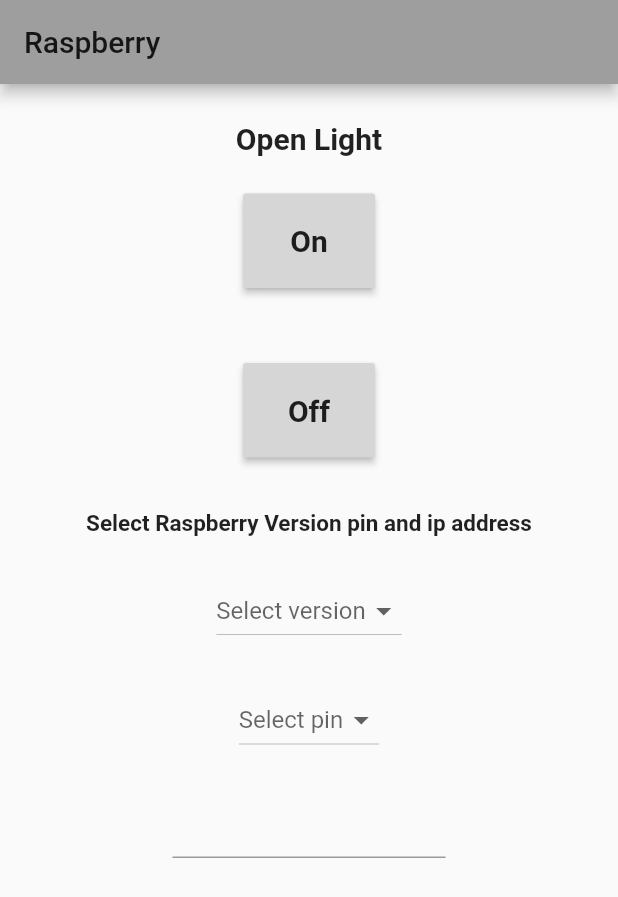
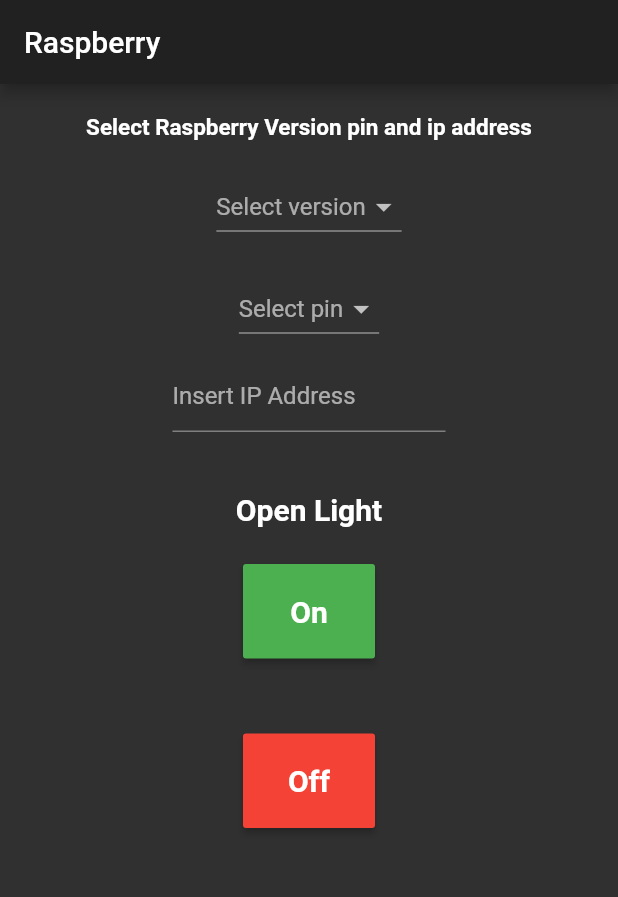
Before and after one commit to lassjr/SwitchApp, a Flutter app: the screen it shows after launch, on a phone screen of 412 x 824 dp. Shown: the top 897 px of the screen. Run offline on Flutter 3.47's test engine with Material 2 defaults, Android fonts, the phone set to English and light mode, and no system bars.

```diff
--- a/lib/main.dart
+++ b/lib/main.dart
@@ -9,9 +9,7 @@ class MyApp extends StatelessWidget {
     return new MaterialApp(
       debugShowCheckedModeBanner: false,
       title: 'Raspberry',
-      theme: new ThemeData(
-        primarySwatch: Colors.grey,
-      ),
+      theme: new ThemeData.dark(),
       home: MyHomePage(),
     );
   }
@@ -105,14 +103,60 @@ class _MyHomePageState extends State<MyHomePage> {
     loadData();
     loadPin();
     return new Scaffold(
-      appBar: new AppBar(
-        title: new Text("Raspberry"),
-      ),
+      resizeToAvoidBottomPadding: false,
+      appBar: new AppBar(title: new Text("Raspberry")),
       body: Center(
         child: Column(
           children: [
             Container(
-              margin: const EdgeInsets.only(top: 25.0),
+              margin: const EdgeInsets.only(top: 20.0),
+              child: Text(
+                "Select Raspberry Version pin and ip address",
+                style: TextStyle(fontWeight: FontWeight.bold, fontSize: 15.0),
+              ),
+            ),
+            Container(
+              margin: const EdgeInsets.only(top: 20.0),
+              child: Center(
+                child: DropdownButton(
+                    //style: TextStyle(color: Colors.yellowAccent[700]),
+                    items: listDrop,
+                    value: selectedVersionRaspberry,
+                    hint: new Text('Select version'),
+                    onChanged: (value) {
+                      selectedVersionRaspberry = value;
+                      setState(() {});
+                    }),
+              ),
+            ),
+            Container(
+              margin: const EdgeInsets.only(top: 20.0),
+              child: Center(
+                child: DropdownButton(
+                    //style: TextStyle(color: Colors.yellowAccent[700]),
+                    items: listPin,
+                    value: raspberryPin,
+                    hint: new Text('Select pin'),
+                    onChanged: (value) {
+                      raspberryPin = value;
+                      setState(() {});
+                    }),
+              ),
+            ),
+            Container(
+              margin:
+                  const EdgeInsets.only(top: 10.0, left: 115.0, right: 115.0),
+              child: Center(
+                child: TextField(
+                  onChanged: (String value) {
+                    onChanged(value);
+                  },
+                  decoration: InputDecoration(hintText: 'Insert IP Address'),
+                ),
+              ),
+            ),
+            Container(
+              margin: const EdgeInsets.only(top: 40.0),
               child: Text(
                 "Open Light",
                 style: TextStyle(fontWeight: FontWeight.bold, fontSize: 20.0),
@@ -126,7 +170,7 @@ class _MyHomePageState extends State<MyHomePage> {
                   "On",
                   style: TextStyle(fontWeight: FontWeight.bold, fontSize: 20.0),
                 ),
-                color: Colors.grey[350],
+                color: Colors.green,
                 onPressed: () {
                   _onOff(
                       selectedVersionRaspberry, raspberryPin, "on", ipServer);
@@ -141,53 +185,11 @@ class _MyHomePageState extends State<MyHomePage> {
                   "Off",
                   style: TextStyle(fontWeight: FontWeight.bold, fontSize: 20.0),
                 ),
-                color: Colors.grey[350],
+                color: Colors.red,
                 onPressed: () {
                   _onOff(
                       selectedVersionRaspberry, raspberryPin, "off", ipServer);
                 },
-              ),
-            ),
-            Container(
-              margin: const EdgeInsets.only(top: 35.0),
-              child: Text(
-                "Select Raspberry Version pin and ip address",
-                style: TextStyle(fontWeight: FontWeight.bold, fontSize: 15.0),
-              ),
-            ),
-            Container(
-              margin: const EdgeInsets.only(top: 25.0),
-              child: Center(
-                child: DropdownButton(
-                    items: listDrop,
-                    value: selectedVersionRaspberry,
-                    hint: new Text('Select version'),
-                    onChanged: (value) {
-                      selectedVersionRaspberry = value;
-                      setState(() {});
-                    }),
-              ),
-            ),
-            Container(
-              margin: const EdgeInsets.only(top: 25.0),
-              child: Center(
-                child: DropdownButton(
-                    items: listPin,
-                    value: raspberryPin,
-                    hint: new Text('Select pin'),
-                    onChanged: (value) {
-                      raspberryPin = value;
-                      setState(() {});
-                    }),
-              ),
-            ),
-            Container(
-              margin:
-                  const EdgeInsets.only(top: 20.0, left: 115.0, right: 115.0),
-              child: Center(
-                child: TextField(onChanged: (String value) {
-                  onChanged(value);
-                }),
               ),
             ),
           ],
```
Also changed, not shown: 6 other files.
